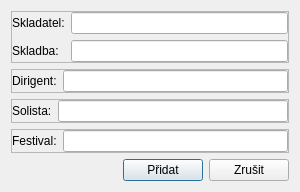
Old version of the form dialogedit.ui in the repository osense/fb-archive.
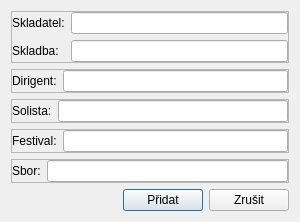
New version of the form. Icons and pictures are not drawn.

Patch:
```diff
--- a/dialogedit.ui
+++ b/dialogedit.ui
@@ -7,7 +7,7 @@
     <x>0</x>
     <y>0</y>
     <width>300</width>
-    <height>182</height>
+    <height>210</height>
    </rect>
   </property>
   <property name="minimumSize">
@@ -19,7 +19,7 @@
   <property name="windowTitle">
    <string>Dialog</string>
   </property>
-  <layout class="QGridLayout" name="gridLayout_5">
+  <layout class="QGridLayout" name="gridLayout_6">
    <item row="0" column="0">
     <widget class="QFrame" name="frame_works">
      <property name="frameShape">
@@ -167,6 +167,40 @@
     </widget>
    </item>
    <item row="4" column="0">
+    <widget class="QFrame" name="frame_choirs">
+     <property name="frameShape">
+      <enum>QFrame::StyledPanel</enum>
+     </property>
+     <property name="frameShadow">
+      <enum>QFrame::Raised</enum>
+     </property>
+     <layout class="QGridLayout" name="gridLayout_5">
+      <property name="leftMargin">
+       <number>0</number>
+      </property>
+      <property name="topMargin">
+       <number>0</number>
+      </property>
+      <property name="rightMargin">
+       <number>0</number>
+      </property>
+      <property name="bottomMargin">
+       <number>0</number>
+      </property>
+      <item row="0" column="0">
+       <widget class="QLabel" name="label_6">
+        <property name="text">
+         <string>Sbor:</string>
+        </property>
+       </widget>
+      </item>
+      <item row="0" column="1">
+       <widget class="QLineEdit" name="edit_choir"/>
+      </item>
+     </layout>
+    </widget>
+   </item>
+   <item row="5" column="0">
     <layout class="QHBoxLayout" name="horizontalLayout">
      <item>
       <spacer name="horizontalSpacer">
```
